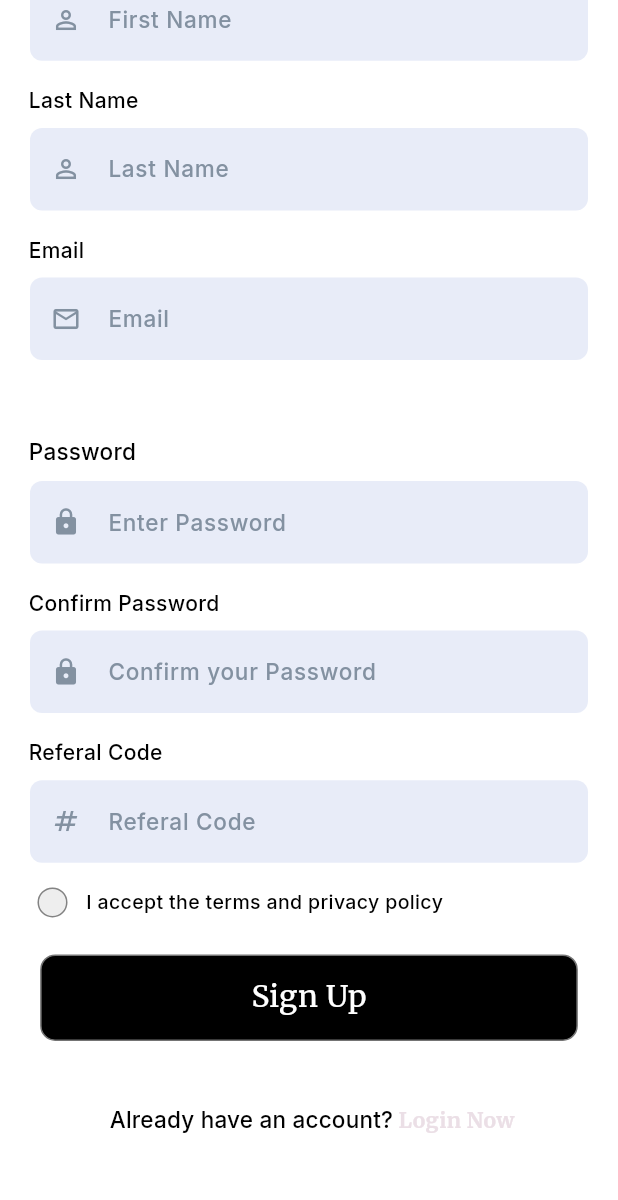
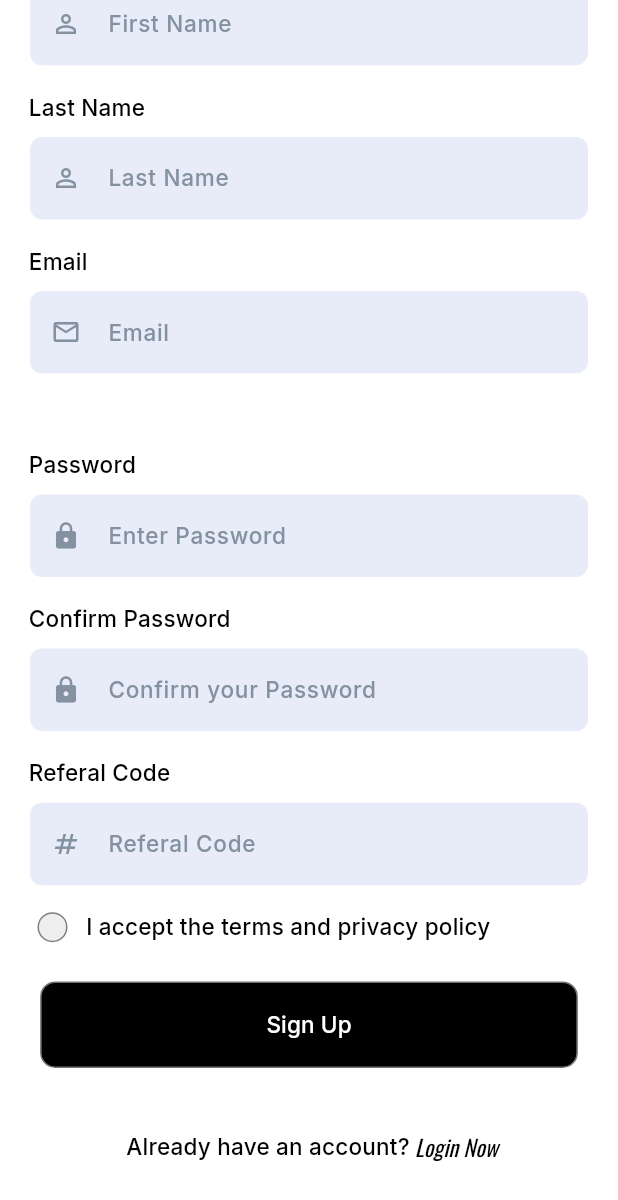
Before and after one commit to asfand124/job_jungle, a Flutter app: the SignUp screen opened directly with empty values, scrolled down 228 dp, on a phone screen of 412 x 824 dp. Shown: the top 1200 px of the screen. Run offline on Flutter 3.47's test engine with Material 3 defaults, Android fonts, the phone set to English and light mode, and no system bars; our stand-ins replace curved_navigation_bar, firebase_core, google_fonts; missing offline and left inert: dart:ffi; accounts and stored records are empty; network calls fail.

Commit message:
navigation bar, dropdown role selction

```diff
--- a/lib/Const/Themedata.dart
+++ b/lib/Const/Themedata.dart
@@ -11,6 +11,11 @@ ThemeData myTheme = ThemeData(
       fontWeight: FontWeight.bold,
       fontFamily: GoogleFonts.poppins().fontFamily,
     ),
+    displayMedium: TextStyle(
+        fontSize: 25,
+        fontWeight: FontWeight.bold,
+        fontFamily: GoogleFonts.poppins().fontFamily,
+        color: Colors.black),
     titleLarge: GoogleFonts.oswald(
       fontSize: 15,
       color: Colors.black,
@@ -19,12 +24,6 @@ ThemeData myTheme = ThemeData(
     titleSmall: GoogleFonts.inter(
       fontSize: 15,
       color: Colors.white,
-    ),
-    displayMedium: TextStyle(
-       fontSize: 25,
-      fontWeight: FontWeight.bold,
-      fontFamily: GoogleFonts.poppins().fontFamily,
-      color: Colors.black
     ),
     titleMedium: GoogleFonts.inter(
         fontSize: 15, color: Colors.black, fontStyle: FontStyle.normal),
--- a/lib/Screens/Auth/Login.dart
+++ b/lib/Screens/Auth/Login.dart
@@ -1,5 +1,6 @@
 import 'package:flutter/material.dart';
 import 'package:google_fonts/google_fonts.dart';
+
 import 'package:job_jungle/Components/Textfields.dart';
 import 'package:job_jungle/Screens/Common/Navigation_bar.dart';
 import 'package:job_jungle/Services/AuthServices.dart';
@@ -153,9 +154,9 @@ class Login extends StatelessWidget {
                 //     builder: (context) => User_Home(),
                 //   ),
                 // );
-                Navigator.pushReplacement(
+                Navigator.push(
                   context,
-                  MaterialPageRoute(builder: (context) => Navigation()),
+                  MaterialPageRoute(builder: (context) => navigationbar()),
                 );
               },
               //  signInHandler,s
--- a/lib/Screens/Auth/SignUp.dart
+++ b/lib/Screens/Auth/SignUp.dart
@@ -1,11 +1,7 @@
 import 'package:flutter/material.dart';
-import 'package:flutter/widgets.dart';
 import 'package:google_fonts/google_fonts.dart';
-import 'package:job_jungle/Components/DropDownMenu.dart';
 import 'package:job_jungle/Components/Textfields.dart';
 import 'package:job_jungle/Screens/Auth/Login.dart';
-import 'package:job_jungle/Services/AuthServices.dart';
-import 'package:job_jungle/Services/FirestoreServices.dart';
 
 class SignUp extends StatefulWidget {
   final String type;
@@ -48,38 +44,16 @@ class _SignUpState extends State<SignUp> {
       "Mutton",
     ]
   };
+
   @override
   Widget build(BuildContext context) {
-    // final AuthService _auth = AuthService();
-    // final FirestoreService _fs = FirestoreService();
-    // register() async {
-    //   await _auth
-    //       .registerWithEmailAndPassword(
-    //           _emailController.text, _passwordController.text)
-    //       .then((res) {
-    //     print(res);
-    //     _fs.setData("user", res!, {"name": _firstNameController.text});
-    //   });
-    // }
-
-    // handlePasswords() {
-    //   if (_confirmPassController.text == _passwordController.text) {
-    //     register();
-    //   } else {
-    //     ScaffoldMessenger.of(context)
-    //         .showSnackBar(SnackBar(content: Text('data')));
-    //   }
-    // }
-
     return Scaffold(
-
       body: SafeArea(
         child: SingleChildScrollView(
           physics: BouncingScrollPhysics(),
           child: Container(
             padding: EdgeInsets.symmetric(horizontal: 15),
             child: Form(
-              // key: _formKey,
               child: Column(
                 crossAxisAlignment: CrossAxisAlignment.start,
                 children: [
@@ -109,15 +83,8 @@ class _SignUpState extends State<SignUp> {
                     ),
                   ),
                   SizedBox(height: MediaQuery.of(context).size.height * 0.04),
-                  Text(
-                    ' First Name',
-                    style: TextStyle(
-                      fontSize: 14,
-                      color: Color(0xff000000),
-                      fontFamily: GoogleFonts.inter().fontFamily,
-                      fontWeight: FontWeight.w500,
-                    ),
-                  ),
+                  Text(' First Name',
+                      style: Theme.of(context).textTheme.titleMedium),
                   SizedBox(height: MediaQuery.of(context).size.height * 0.01),
                   TextInputField(
                     _firstNameController,
@@ -133,15 +100,8 @@ class _SignUpState extends State<SignUp> {
                     Icons.person_outline,
                   ),
                   SizedBox(height: MediaQuery.of(context).size.height * 0.02),
-                  Text(
-                    ' Last Name',
-                    style: TextStyle(
-                      fontSize: 14,
-                      color: Color(0xff000000),
-                      fontFamily: GoogleFonts.inter().fontFamily,
-                      fontWeight: FontWeight.w500,
-                    ),
-                  ),
+                  Text(' Last Name',
+                      style: Theme.of(context).textTheme.titleMedium),
                   SizedBox(height: MediaQuery.of(context).size.height * 0.01),
                   TextInputField(
                     _lastNameController,
@@ -157,15 +117,8 @@ class _SignUpState extends State<SignUp> {
                     Icons.person_outline,
                   ),
                   SizedBox(height: MediaQuery.of(context).size.height * 0.02),
-                  Text(
-                    ' Email',
-                    style: TextStyle(
-                      fontSize: 14,
-                      color: Color(0xff000000),
-                      fontFamily: GoogleFonts.inter().fontFamily,
-                      fontWeight: FontWeight.w500,
-                    ),
-                  ),
+                  Text(' Email',
+                      style: Theme.of(context).textTheme.titleMedium),
                   SizedBox(height: MediaQuery.of(context).size.height * 0.01),
                   TextInputField(
                     _emailController,
@@ -175,7 +128,7 @@ class _SignUpState extends State<SignUp> {
                       if (value!.isEmpty) {
                         return "Email field cannot be empty";
                       } else if (!RegExp(
-                              "^[a-zA-Z0-9.a-zA-Z0-9.!#%&'*+-/=?^_`{|}~]+@[a-zA-Z0-9]+.[a-zA-Z]")
+                              "^[a-zA-Z0-9.a-zA-Z0-9.!#%&'*+-/=?^_{|}~]+@[a-zA-Z0-9]+.[a-zA-Z]")
                           .hasMatch(value)) {
                         return "Please enter a valid email";
                       } else {
@@ -189,15 +142,8 @@ class _SignUpState extends State<SignUp> {
                       ? Column(
                           crossAxisAlignment: CrossAxisAlignment.start,
                           children: [
-                            Text(
-                              ' Select your Type',
-                              style: TextStyle(
-                                fontSize: 14,
-                                color: Color(0xff000000),
-                                fontFamily: GoogleFonts.inter().fontFamily,
-                                fontWeight: FontWeight.w500,
-                              ),
-                            ),
+                            Text(' Select your Type',
+                                style: Theme.of(context).textTheme.titleMedium),
                             SizedBox(
                                 height:
                                     MediaQuery.of(context).size.height * 0.01),
@@ -214,13 +160,10 @@ class _SignUpState extends State<SignUp> {
                                   horizontal: 6,
                                 ),
                                 child: DropdownButton<String>(
-                                  isExpanded:
-                                      true, // Makes the dropdown take the full width of the container
+                                  isExpanded: true,
                                   padding: EdgeInsets.symmetric(
                                       horizontal: 15, vertical: 5),
-                                  value: _selectedVendorType.isEmpty
-                                      ? null
-                                      : _selectedVendorType,
+                                  value: _selectedVendorType,
                                   underline: SizedBox(),
                                   style: TextStyle(
                                     fontSize: 15.0,
@@ -230,6 +173,7 @@ class _SignUpState extends State<SignUp> {
                                   ),
                                   onChanged: (String? newValue) {
                                     setState(() {
+                                      _selectedSpecialization = "";
                                       _selectedVendorType = newValue!;
                                     });
                                   },
@@ -246,32 +190,14 @@ class _SignUpState extends State<SignUp> {
                             ),
                           ],
                         )
-                      //  DropDownmenu(
-                      // _vendorType,
-                      //  (String? newValue) {
-                      //       setState(() {
-                      //         _selectedVendorType = newValue!;
-                      //       });
-                      //     },
-                      // _selectedVendorType,
-                      //      'Type',
-                      //     context
-                      //   )
                       : SizedBox(),
                   SizedBox(height: MediaQuery.of(context).size.height * 0.02),
                   widget.type == "vendor"
                       ? Column(
                           crossAxisAlignment: CrossAxisAlignment.start,
                           children: [
-                            Text(
-                              ' Select your Specialization',
-                              style: TextStyle(
-                                fontSize: 14,
-                                color: Color(0xff000000),
-                                fontFamily: GoogleFonts.inter().fontFamily,
-                                fontWeight: FontWeight.w500,
-                              ),
-                            ),
+                            Text(' Select your Specialization',
+                                style: Theme.of(context).textTheme.titleMedium),
                             SizedBox(
                                 height:
                                     MediaQuery.of(context).size.height * 0.01),
@@ -304,6 +230,7 @@ class _SignUpState extends State<SignUp> {
                                   ),
                                   onChanged: (String? newValue) {
                                     setState(() {
+
                                       _selectedSpecialization = newValue!;
                                     });
                                   },
@@ -342,15 +269,8 @@ class _SignUpState extends State<SignUp> {
                     Icons.lock,
                   ),
                   SizedBox(height: MediaQuery.of(context).size.height * 0.02),
-                  Text(
-                    ' Confirm Password',
-                    style: TextStyle(
-                      fontSize: 14,
-                      color: Color(0xff000000),
-                      fontFamily: GoogleFonts.inter().fontFamily,
-                      fontWeight: FontWeight.w500,
-                    ),
-                  ),
+                  Text(' Confirm Password',
+                      style: Theme.of(context).textTheme.titleMedium),
                   SizedBox(height: MediaQuery.of(context).size.height * 0.01),
                   TextInputField(
                     _confirmPassController,
@@ -369,15 +289,8 @@ class _SignUpState extends State<SignUp> {
                     Icons.lock,
                   ),
                   SizedBox(height: MediaQuery.of(context).size.height * 0.02),
-                  Text(
-                    ' Referal Code',
-                    style: TextStyle(
-                      fontSize: 14,
-                      color: Color(0xff000000),
-                      fontFamily: GoogleFonts.inter().fontFamily,
-                      fontWeight: FontWeight.w500,
-                    ),
-                  ),
+                  Text(' Referal Code',
+                      style: Theme.of(context).textTheme.titleMedium),
                   SizedBox(height: MediaQuery.of(context).size.height * 0.01),
                   TextInputField(
                     _referalCodeController,
@@ -425,15 +338,8 @@ class _SignUpState extends State<SignUp> {
                         SizedBox(
                           width: MediaQuery.of(context).size.width * 0.03,
                         ),
-                        Text(
-                          'I accept the terms and privacy policy',
-                          style: TextStyle(
-                            fontSize: 13,
-                            color: Color(0xff000000),
-                            fontFamily: GoogleFonts.inter().fontFamily,
-                            fontWeight: FontWeight.w500,
-                          ),
-                        ),
+                        Text('I accept the terms and privacy policy',
+                            style: Theme.of(context).textTheme.titleMedium),
                       ],
                     ),
                   ),
@@ -460,13 +366,8 @@ class _SignUpState extends State<SignUp> {
                         child: Row(
                           mainAxisAlignment: MainAxisAlignment.center,
                           children: [
-                            Text(
-                              'Sign Up',
-                              style: TextStyle(
-                                  color: Colors.white,
-                                  fontSize: 20,
-                                  fontWeight: FontWeight.w500),
-                            )
+                            Text('Sign Up',
+                                style: Theme.of(context).textTheme.titleSmall),
                           ],
                         ),
                       ),
@@ -489,14 +390,13 @@ class _SignUpState extends State<SignUp> {
                       Text(" Already have an account?",
                           style: Theme.of(context).textTheme.titleMedium),
                       InkWell(
-                          onTap: () {
-                            Navigator.push(
-                                context,
-                                MaterialPageRoute(
-                                    builder: (context) => Login()));
-                          },
-                          child: Text(" Login Now",
-                              style: TextStyle(fontWeight: FontWeight.bold))),
+                        onTap: () {
+                          Navigator.push(context,
+                              MaterialPageRoute(builder: (context) => Login()));
+                        },
+                        child: Text(" Login Now",
+                            style: Theme.of(context).textTheme.titleLarge),
+                      ),
                     ],
                   ),
                   SizedBox(height: MediaQuery.of(context).size.height * 0.08),
--- a/pubspec.yaml
+++ b/pubspec.yaml
@@ -12,6 +12,8 @@ dependencies:
   flutter:
     sdk: flutter
   google_nav_bar: ^5.0.6
+  curved_navigation_bar: ^1.0.6
+
 
 dev_dependencies:
   flutter_test:
```
Also changed, not shown: lib/Screens/Common/Navigation_bar.dart (+32 -56 lines), pubspec.lock, 1 other file.
